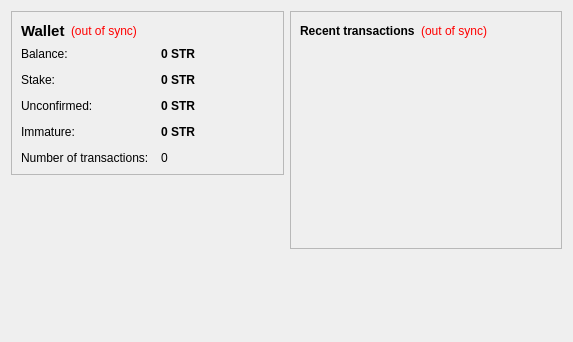
First picture: the form in src/qt/forms/overviewpage.ui, repository Sudo23/Infinitecoin-V2, before the edit.
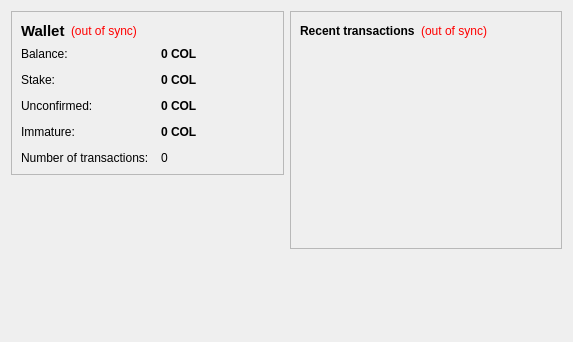
Second picture: the form after the edit.

What changed in the file:
```diff
--- a/src/qt/forms/overviewpage.ui
+++ b/src/qt/forms/overviewpage.ui
@@ -105,7 +105,7 @@
              <string>Your current balance</string>
             </property>
             <property name="text">
-             <string notr="true">0 STR</string>
+             <string notr="true">0 COL</string>
             </property>
             <property name="textInteractionFlags">
              <set>Qt::LinksAccessibleByMouse|Qt::TextSelectableByKeyboard|Qt::TextSelectableByMouse</set>
@@ -134,7 +134,7 @@
              <string>Total of coins that was staked, and do not yet count toward the current balance</string>
             </property>
             <property name="text">
-             <string notr="true">0 STR</string>
+             <string notr="true">0 COL</string>
             </property>
             <property name="textInteractionFlags">
              <set>Qt::LinksAccessibleByMouse|Qt::TextSelectableByKeyboard|Qt::TextSelectableByMouse</set>
@@ -163,7 +163,7 @@
              <string>Total of transactions that have yet to be confirmed, and do not yet count toward the current balance</string>
             </property>
             <property name="text">
-             <string notr="true">0 STR</string>
+             <string notr="true">0 COL</string>
             </property>
             <property name="textInteractionFlags">
              <set>Qt::LinksAccessibleByMouse|Qt::TextSelectableByKeyboard|Qt::TextSelectableByMouse</set>
@@ -189,7 +189,7 @@
              <string>Mined balance that has not yet matured</string>
             </property>
             <property name="text">
-             <string notr="true">0 STR</string>
+             <string notr="true">0 COL</string>
             </property>
             <property name="textInteractionFlags">
              <set>Qt::LinksAccessibleByMouse|Qt::TextSelectableByKeyboard|Qt::TextSelectableByMouse</set>
```
